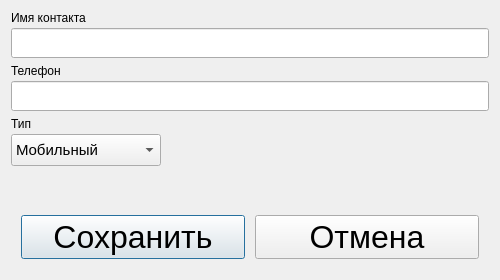
Above: editdialog.ui from Narek24IS/ContactBook before the change. Below: the same form after it.
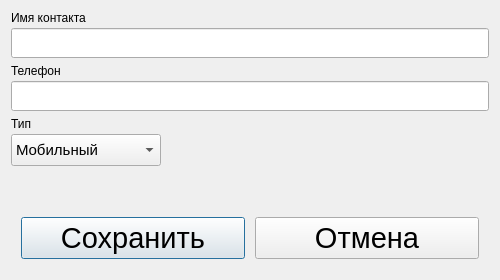
That is the form after the change. Icons and pictures are not drawn.

Diff of the .ui file:
```diff
--- a/editdialog.ui
+++ b/editdialog.ui
@@ -203,7 +203,7 @@
        <property name="font">
         <font>
          <family>Segoe UI</family>
-         <pointsize>24</pointsize>
+         <pointsize>22</pointsize>
          <italic>false</italic>
          <bold>false</bold>
         </font>
@@ -220,8 +220,8 @@
        </property>
        <property name="iconSize">
         <size>
-         <width>35</width>
-         <height>35</height>
+         <width>25</width>
+         <height>25</height>
         </size>
        </property>
        <property name="default">
@@ -246,7 +246,7 @@
        <property name="font">
         <font>
          <family>Segoe UI</family>
-         <pointsize>24</pointsize>
+         <pointsize>22</pointsize>
          <italic>false</italic>
          <bold>false</bold>
         </font>
@@ -257,6 +257,12 @@
        <property name="text">
         <string>Отмена</string>
        </property>
+       <property name="iconSize">
+        <size>
+         <width>25</width>
+         <height>25</height>
+        </size>
+       </property>
       </widget>
      </item>
     </layout>
```
Left out of the diff: 8 changed lines with no effect on the pictures.
